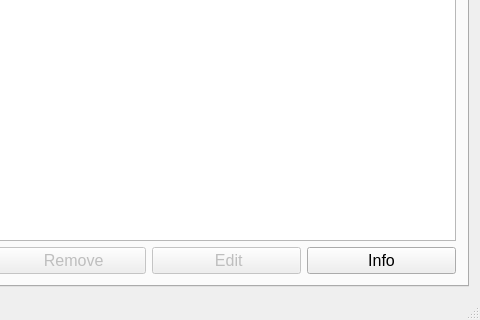
Qt form mainwindow.ui (ManiSigt/Verklegt-nams) before a commit; both pictures show x 182 to 662 and y 173 to 493 of the 662 by 493 pixel window.
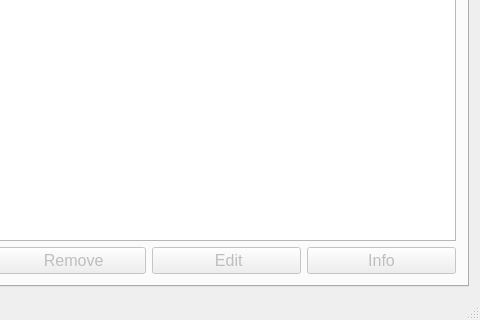
The same form after that commit. Icons and pictures are not drawn.

```diff
--- a/mainwindow.ui
+++ b/mainwindow.ui
@@ -132,6 +132,9 @@
         </item>
         <item row="2" column="3">
          <widget class="QPushButton" name="button_scientist_info">
+          <property name="enabled">
+           <bool>false</bool>
+          </property>
           <property name="text">
            <string>Info</string>
           </property>
```
Left out of the diff: 5 changed lines with no effect on the pictures.
